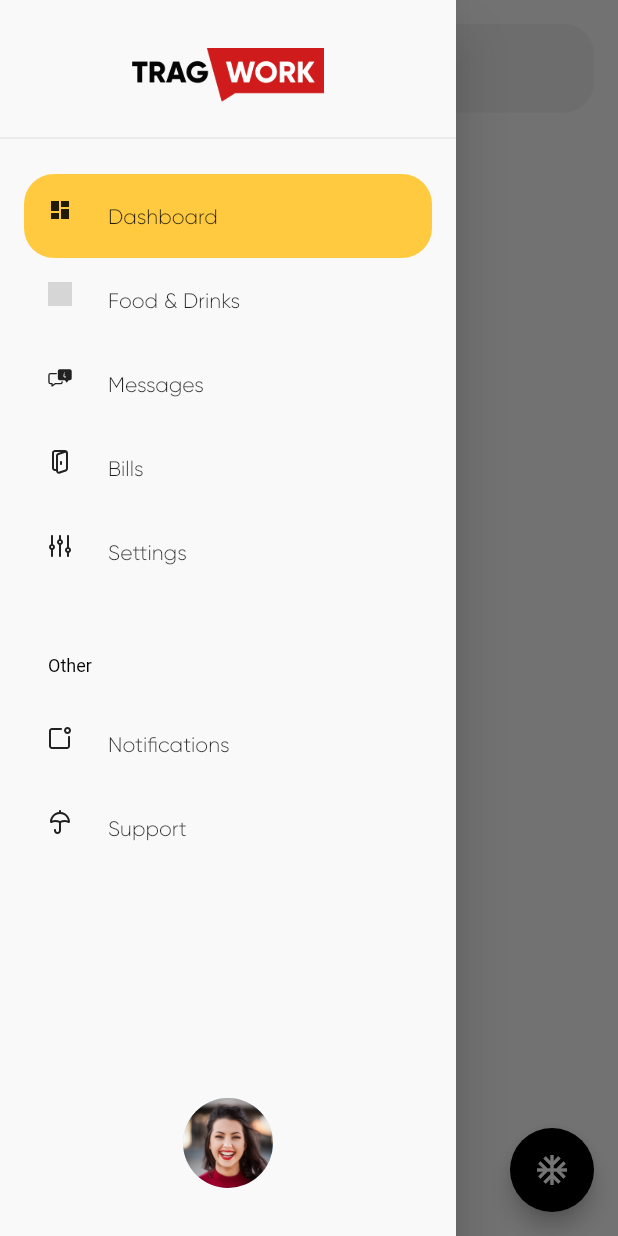
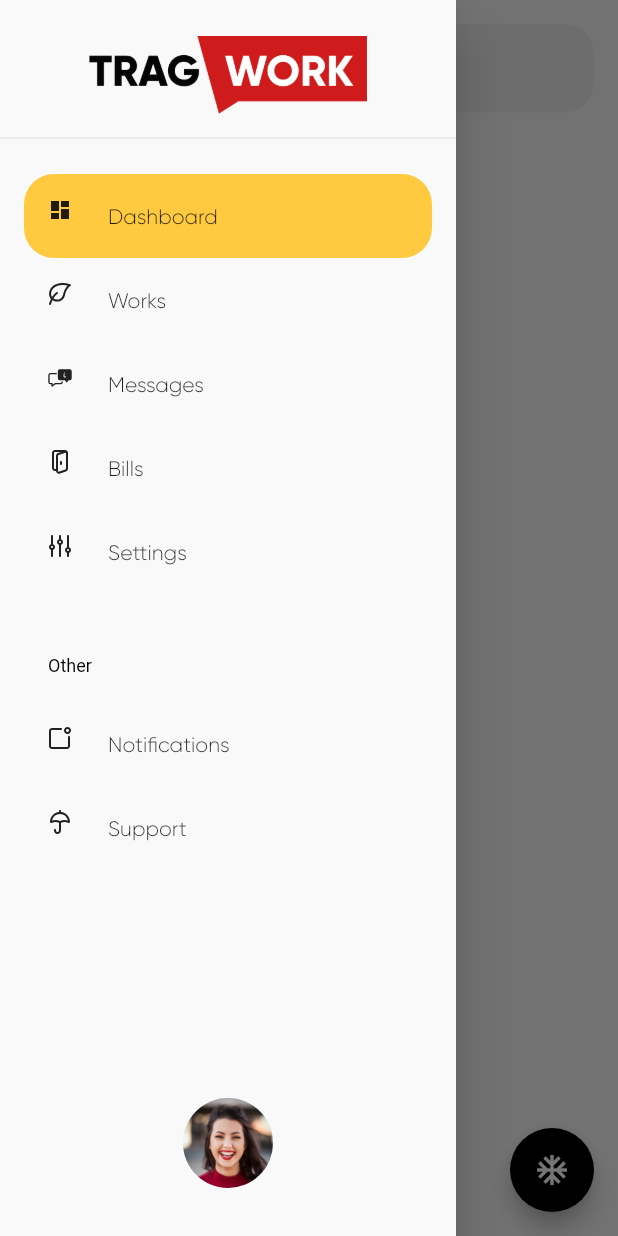
Before and after one commit to raulgrecio/trag_job, a Flutter app: the screen it shows after launch, with the side drawer open, on a phone screen of 412 x 824 dp. Run offline on Flutter 3.47's test engine with Material 2 defaults, Android fonts, the phone set to English and light mode, and no system bars; our stand-ins replace bloc, equatable, flutter_bloc, flutter_breadcrumb, flutter_svg; grey boxes are pictures that could not be loaded.

Commit message:
fix size logo of drawer

```diff
--- a/lib/views/screens/main/components/side_menu.dart
+++ b/lib/views/screens/main/components/side_menu.dart
@@ -60,7 +60,7 @@ class _DrawerLogo extends StatelessWidget {
         child: Container(
           padding: const EdgeInsets.symmetric(
             horizontal: CorePadding.normal,
-            vertical: CorePadding.normal,
+            vertical: CorePadding.smaller,
           ),
           child: Image.asset("assets/images/logo.png"),
         ),
@@ -90,8 +90,8 @@ class _DrawerList extends StatelessWidget {
                 selected: NavItem.page_one == state.selectedItem,
               ),
               _DrawerListTile(
-                title: "Food & Drinks",
-                svgSrc: "assets/icons/menu_food.svg",
+                title: "Works",
+                svgSrc: "assets/icons/menu_works.svg",
                 press: () {
                   drawerBloc.add(NavigateTo(NavItem.page_two));
                 },
```
